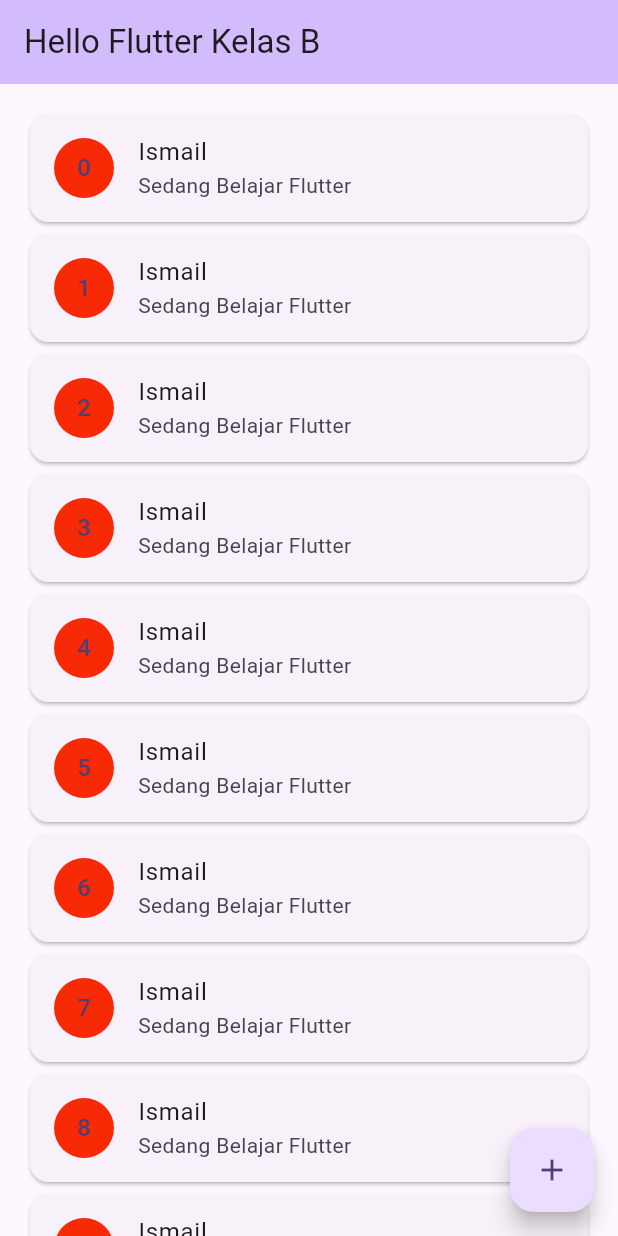
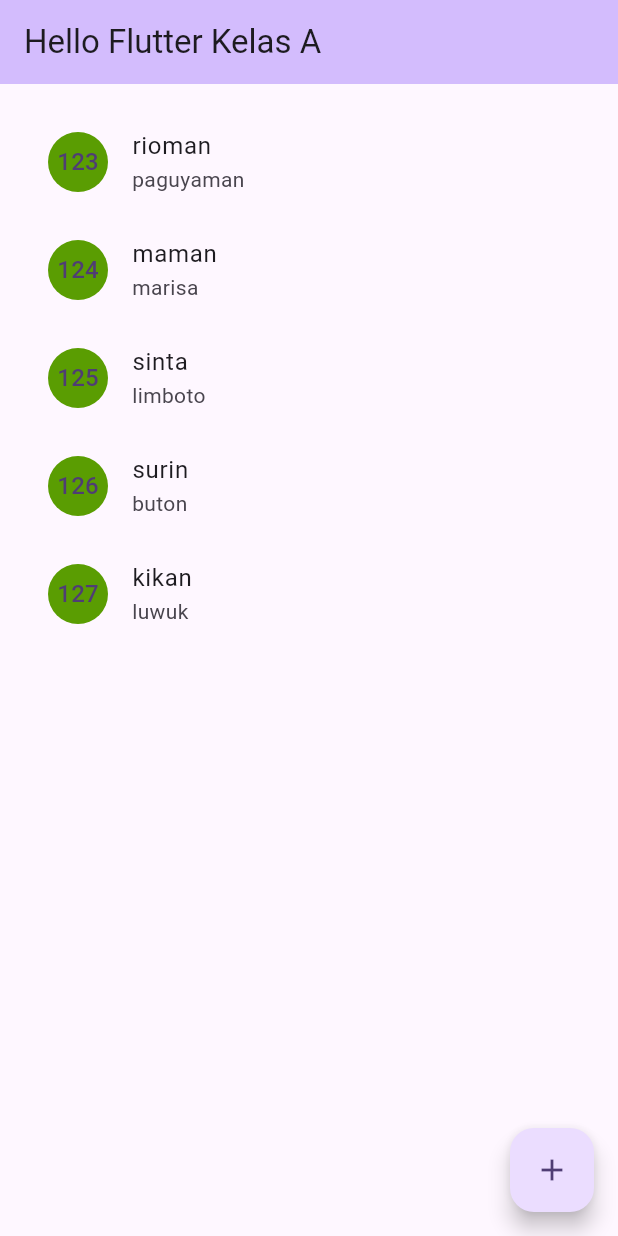
Before and after one commit to is2024/flutter_basic_1, a Flutter app: the screen it shows after launch, on a phone screen of 412 x 824 dp. Run offline on Flutter 3.47's test engine with Material 3 defaults, Android fonts, the phone set to English and light mode, and no system bars.

Commit message:
git init fluter basic

```diff
--- a/lib/main.dart
+++ b/lib/main.dart
@@ -1,13 +1,12 @@
+
 import 'package:flutter/material.dart';
+import 'package:flutter_basic/mahasiswa.dart';
 
 void main() {
   runApp(const MyApp());
 }
-
 class MyApp extends StatelessWidget {
   const MyApp({super.key});
-
-
   @override
   Widget build(BuildContext context) {
     return MaterialApp(
@@ -16,25 +15,27 @@ class MyApp extends StatelessWidget {
         colorScheme: ColorScheme.fromSeed(seedColor: Colors.deepPurple),
         useMaterial3: true,
       ),
-      home: const MyHomePage(title: 'Hello Flutter Kelas B'),
+      home: const MyHomePage(title: 'Hello Flutter Kelas A'),
     );
   }
 }
-
 class MyHomePage extends StatefulWidget {
   const MyHomePage({super.key, required this.title});
-
-
-
   final String title;
-
   @override
   State<MyHomePage> createState() => _MyHomePageState();
 }
 
 class _MyHomePageState extends State<MyHomePage> {
+  bool isLoading = true;
 
-
+  List<Mahasiswa> listMahasiswa = [
+    Mahasiswa(nim: 123, nama: 'rioman', address: 'paguyaman'),
+    Mahasiswa(nim: 124, nama: 'maman', address: 'marisa'),
+    Mahasiswa(nim: 125, nama: 'sinta', address: 'limboto'),
+    Mahasiswa(nim: 126, nama: 'surin', address: 'buton'),
+    Mahasiswa(nim: 127, nama: 'kikan', address: 'luwuk'),
+  ];
   @override
   Widget build(BuildContext context) {
 
@@ -46,17 +47,40 @@ class _MyHomePageState extends State<MyHomePage> {
       body: ListView.builder(
         padding: EdgeInsets.all(16),
         itemBuilder: (context, index){
-          return Card(
+          return InkWell(
+            onTap: () {
+            showDialog(
+            context:context,
+            builder: (_) {
+              return AlertDialog(
+                title: const Text('Data Mahasiswa'),
+                content: Column(
+                  mainAxisSize: MainAxisSize.min,
+                  children: [
+                  Row(
+                    mainAxisAlignment:
+                    MainAxisAlignment.spaceAround,
+                    children: [
+                      const Text('Name :'),
+                      Text(listMahasiswa[index].nama)
+                      ],
+                ),
+              ]),
+              );
+              });
+            },
+
             child: ListTile(
-              leading: CircleAvatar(backgroundColor: Color.fromARGB(255, 248, 41, 5), child: Text('$index'),
+              leading: CircleAvatar(backgroundColor: Color.fromARGB(255, 90, 157, 2), child: Text('${listMahasiswa[index].nim}'),
               ),
-              title: Text('Ismail'),
+              title: Text('${listMahasiswa[index].nama}'),
               // subtitle: Text('$index'),
-              subtitle: Text('Sedang Belajar Flutter'),
-            ),
-          );
+              subtitle: Text('${listMahasiswa[index].address}'),
+            )
+        );
+
         },
-         itemCount: 20,
+         itemCount: listMahasiswa.length,
       ),
       floatingActionButton: FloatingActionButton(
         onPressed: () {},
```
